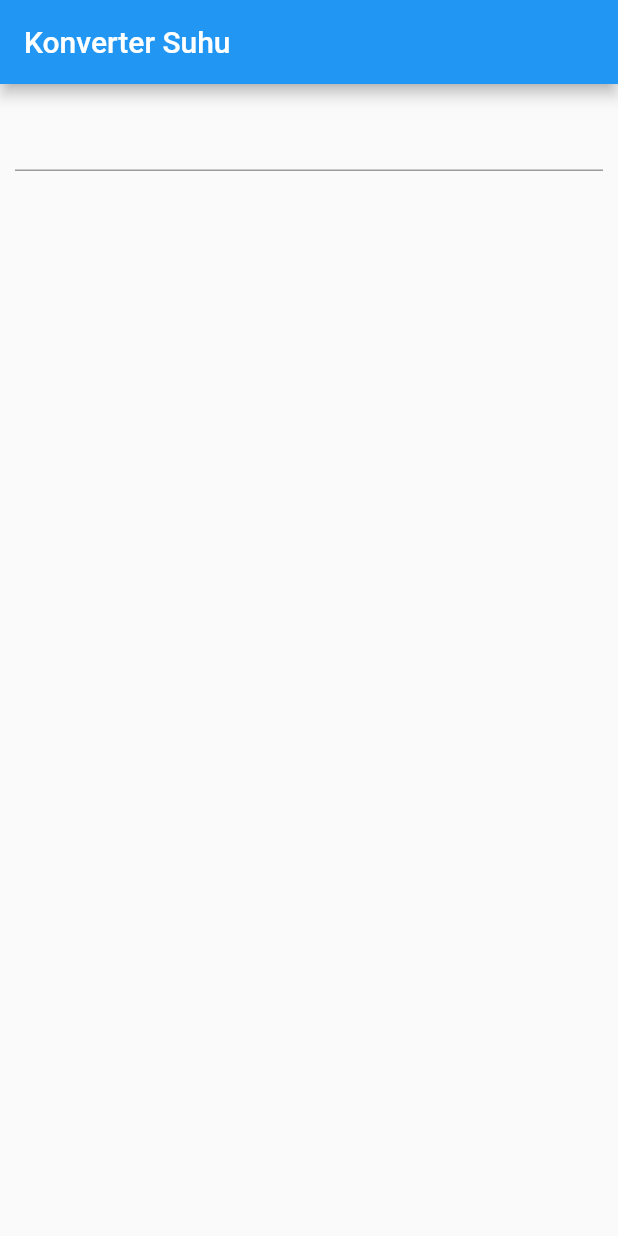
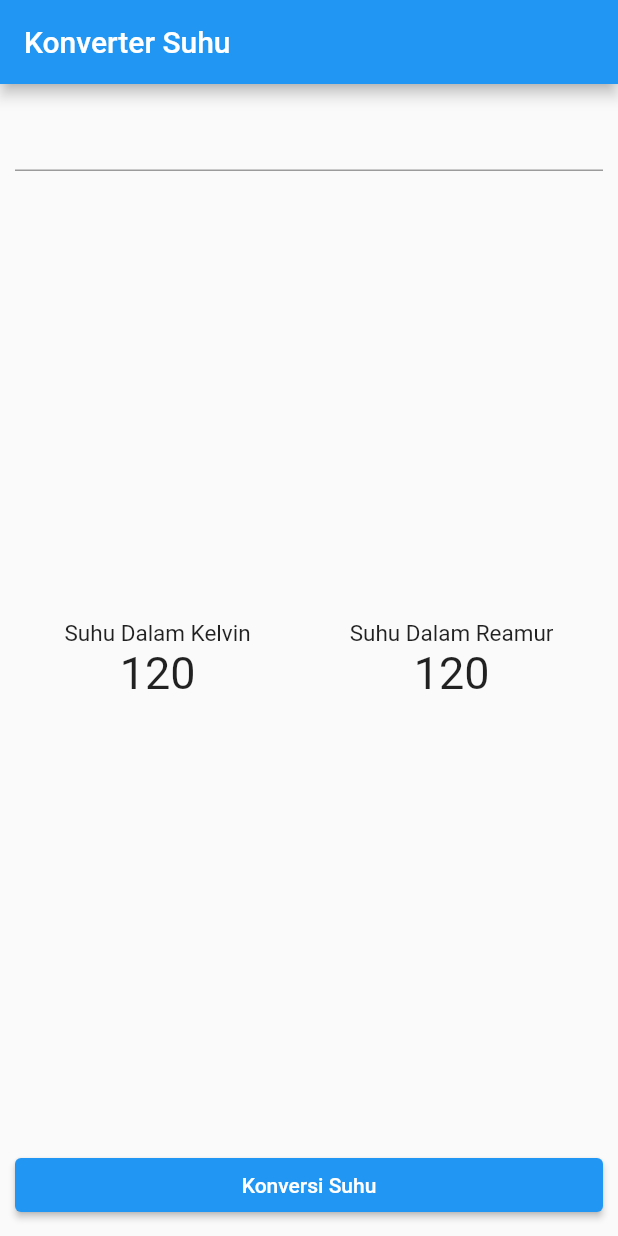
Before and after one commit to sendyjoan/Suhu_Converter_Without_History, a Flutter app: the screen it shows after launch, on a phone screen of 412 x 824 dp. Run offline on Flutter 3.47's test engine with Material 2 defaults, Android fonts, the phone set to English and light mode, and no system bars.

Commit message:
Final Set Layout

```diff
--- a/lib/main.dart
+++ b/lib/main.dart
@@ -29,14 +29,6 @@ class MyHomePage extends StatefulWidget {
 }
 
 class _MyHomePageState extends State<MyHomePage> {
-  int _counter = 0;
-
-  void _incrementCounter() {
-    setState(() {
-      _counter++;
-    });
-  }
-
   @override
   Widget build(BuildContext context) {
     return Scaffold(
@@ -46,9 +38,57 @@ class _MyHomePageState extends State<MyHomePage> {
       body: Padding(
         padding: const EdgeInsets.all(10.0),
         child: Column(
+          mainAxisAlignment: MainAxisAlignment.spaceBetween,
           children: [
             TextFormField(
               keyboardType: TextInputType.number,
+            ),
+            Row(
+              mainAxisAlignment: MainAxisAlignment.spaceAround,
+              children: [
+                Column(
+                  children: [
+                    Text(
+                      "Suhu Dalam Kelvin",
+                      style: TextStyle(
+                        fontSize: 15,
+                      ),
+                    ),
+                    Text(
+                      "120",
+                      style: TextStyle(
+                        fontSize: 30,
+                      ),
+                    ),
+                  ],
+                ),
+                Column(
+                  children: [
+                    Text(
+                      "Suhu Dalam Reamur",
+                      style: TextStyle(
+                        fontSize: 15,
+                      ),
+                    ),
+                    Text(
+                      "120",
+                      style: TextStyle(
+                        fontSize: 30,
+                      ),
+                    ),
+                  ],
+                ),
+              ],
+            ),
+            Row(
+              children: [
+                Expanded(
+                  child: ElevatedButton(
+                    onPressed: () {},
+                    child: Text("Konversi Suhu"),
+                  ),
+                ),
+              ],
             ),
           ],
         ),
```
